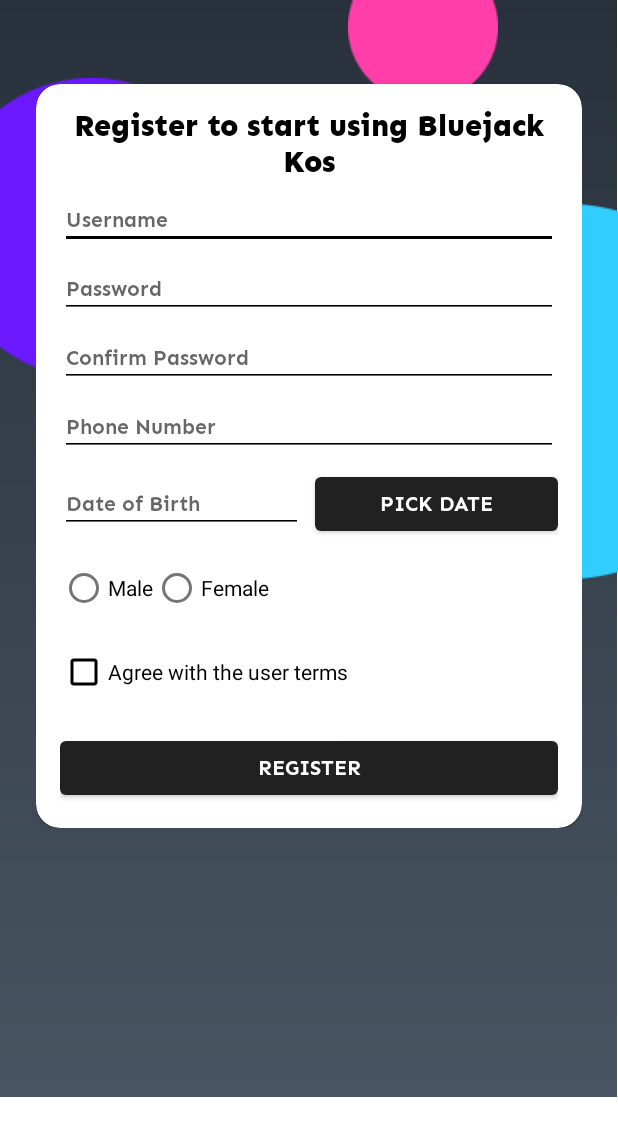
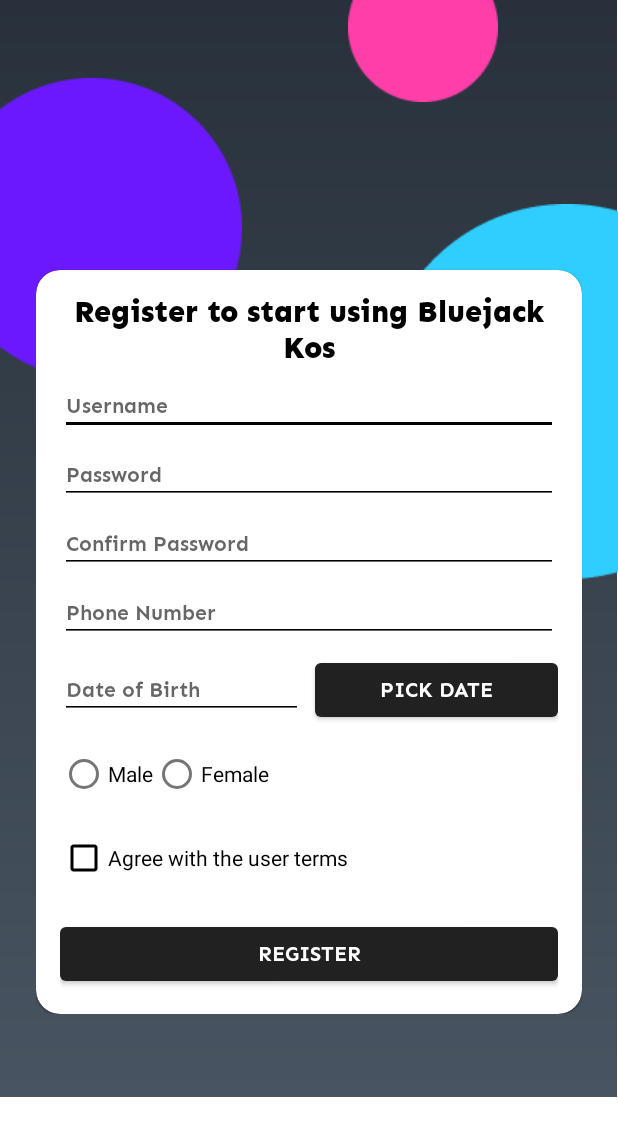
Before and after one commit to werdna521/bluejack-kos, an Android app: the RegisterActivity screen opened directly, with no data from a screen before it, on a phone screen of 412 x 824 dp. Shown: the top 1136 px of the screen. Run offline under Robolectric (Android 15) with nearby library versions, the phone set to English and light mode, and no system bars.

Commit message:
Fix responsive issues

```diff
--- a/app/src/main/res/layout/activity_register.xml
+++ b/app/src/main/res/layout/activity_register.xml
@@ -1,10 +1,15 @@
 <?xml version="1.0" encoding="utf-8"?>
-<ScrollView xmlns:android="http://schemas.android.com/apk/res/android"
+<LinearLayout xmlns:android="http://schemas.android.com/apk/res/android"
     xmlns:app="http://schemas.android.com/apk/res-auto"
     xmlns:tools="http://schemas.android.com/tools"
+    android:layout_width="match_parent"
+    android:layout_height="match_parent"
     android:background="@drawable/bg"
+    android:gravity="center">
+
+    <ScrollView
         android:layout_width="match_parent"
-    android:layout_height="match_parent">
+        android:layout_height="wrap_content">
 
         <LinearLayout
             android:layout_width="match_parent"
@@ -196,3 +201,4 @@
             </com.google.android.material.card.MaterialCardView>
         </LinearLayout>
     </ScrollView>
+</LinearLayout>
```
Lines whose indentation alone changed are shown as unchanged.
